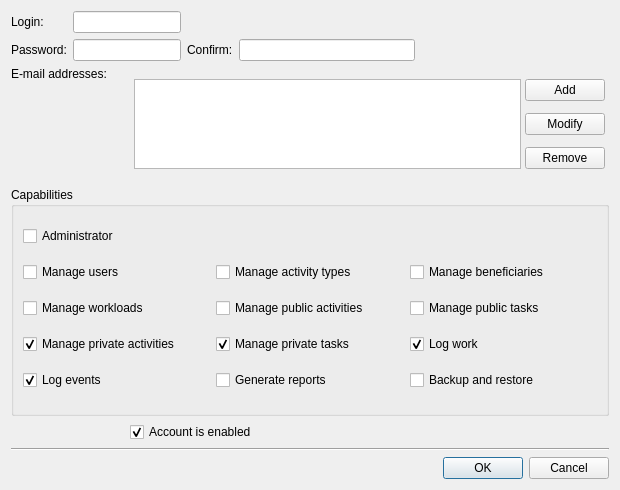
This is Srt.QT/tt3-gui/CreateAccountDialog.ui in akapustiatyahoocouk/TimeTracker3 as Qt 5 draws it before an edit. The edited form follows.
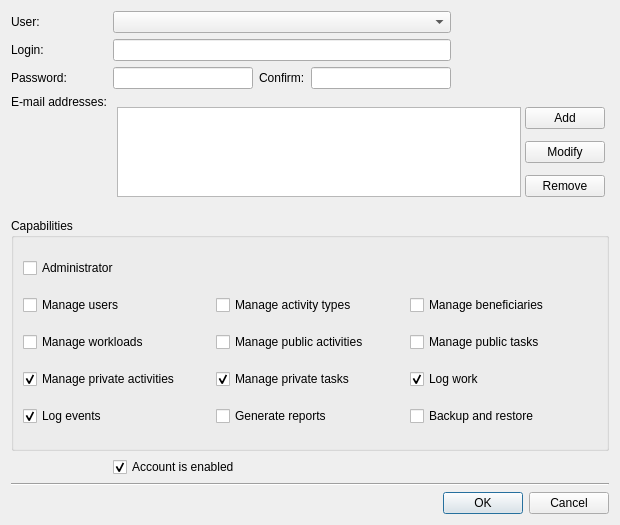
This is the edited form. Icons and pictures are not drawn.

```diff
--- a/Srt.QT/tt3-gui/CreateAccountDialog.ui
+++ b/Srt.QT/tt3-gui/CreateAccountDialog.ui
@@ -7,7 +7,7 @@
     <x>0</x>
     <y>0</y>
     <width>620</width>
-    <height>490</height>
+    <height>525</height>
    </rect>
   </property>
   <property name="windowTitle">
@@ -18,7 +18,14 @@
     <normaloff>:/tt3-gui/Resources/Images/Actions/CreateAccountLarge.png</normaloff>:/tt3-gui/Resources/Images/Actions/CreateAccountLarge.png</iconset>
   </property>
   <layout class="QGridLayout" name="gridLayout_3">
-   <item row="2" column="2" colspan="6">
+   <item row="1" column="0">
+    <widget class="QLabel" name="loginLabel">
+     <property name="text">
+      <string>Login:</string>
+     </property>
+    </widget>
+   </item>
+   <item row="3" column="2" colspan="6">
     <widget class="QWidget" name="emailAddressesWidget" native="true">
      <layout class="QGridLayout" name="gridLayout">
       <property name="leftMargin">
@@ -75,7 +82,17 @@
      </layout>
     </widget>
    </item>
-   <item row="1" column="5">
+   <item row="3" column="0" colspan="2">
+    <widget class="QLabel" name="emailAddressesLabel">
+     <property name="text">
+      <string>E-mail addresses:</string>
+     </property>
+     <property name="alignment">
+      <set>Qt::AlignmentFlag::AlignLeading|Qt::AlignmentFlag::AlignLeft|Qt::AlignmentFlag::AlignTop</set>
+     </property>
+    </widget>
+   </item>
+   <item row="2" column="5">
     <spacer name="horizontalSpacer">
      <property name="orientation">
       <enum>Qt::Orientation::Horizontal</enum>
@@ -88,22 +105,15 @@
      </property>
     </spacer>
    </item>
-   <item row="9" column="0" colspan="8">
-    <widget class="Line" name="line">
-     <property name="orientation">
-      <enum>Qt::Orientation::Horizontal</enum>
-     </property>
-    </widget>
-   </item>
-   <item row="1" column="0">
+   <item row="2" column="0">
     <widget class="QLabel" name="passwordLabel">
      <property name="text">
       <string>Password:</string>
      </property>
     </widget>
    </item>
-   <item row="1" column="1" colspan="2">
-    <widget class="QLineEdit" name="passwordLineEdit">
+   <item row="2" column="4">
+    <widget class="QLineEdit" name="confirmPasswordLineEdit">
      <property name="echoMode">
       <enum>QLineEdit::EchoMode::Password</enum>
      </property>
@@ -112,7 +122,17 @@
      </property>
     </widget>
    </item>
-   <item row="3" column="0" rowspan="2" colspan="8">
+   <item row="6" column="2" colspan="5">
+    <widget class="QCheckBox" name="enabledCheckBox">
+     <property name="text">
+      <string>Account is enabled</string>
+     </property>
+     <property name="checked">
+      <bool>true</bool>
+     </property>
+    </widget>
+   </item>
+   <item row="4" column="0" rowspan="2" colspan="8">
     <widget class="QGroupBox" name="capabilitiesGroupBox">
      <property name="title">
       <string>Capabilities</string>
@@ -224,38 +244,14 @@
      </layout>
     </widget>
    </item>
-   <item row="1" column="3">
+   <item row="2" column="3">
     <widget class="QLabel" name="confirmPasswordLabel">
      <property name="text">
       <string>Confirm:</string>
      </property>
     </widget>
    </item>
-   <item row="2" column="0" colspan="2">
-    <widget class="QLabel" name="emailAddressesLabel">
-     <property name="text">
-      <string>E-mail addresses:</string>
-     </property>
-     <property name="alignment">
-      <set>Qt::AlignmentFlag::AlignLeading|Qt::AlignmentFlag::AlignLeft|Qt::AlignmentFlag::AlignTop</set>
-     </property>
-    </widget>
-   </item>
-   <item row="0" column="1" colspan="2">
-    <widget class="QLineEdit" name="loginLineEdit">
-     <property name="readOnly">
-      <bool>false</bool>
-     </property>
-    </widget>
-   </item>
-   <item row="0" column="0">
-    <widget class="QLabel" name="loginLabel">
-     <property name="text">
-      <string>Login:</string>
-     </property>
-    </widget>
-   </item>
-   <item row="10" column="0" colspan="8">
+   <item row="11" column="0" colspan="8">
     <widget class="QDialogButtonBox" name="buttonBox">
      <property name="orientation">
       <enum>Qt::Orientation::Horizontal</enum>
@@ -265,18 +261,22 @@
      </property>
     </widget>
    </item>
-   <item row="5" column="2" colspan="5">
-    <widget class="QCheckBox" name="enabledCheckBox">
+   <item row="10" column="0" colspan="8">
+    <widget class="Line" name="line">
+     <property name="orientation">
+      <enum>Qt::Orientation::Horizontal</enum>
+     </property>
+    </widget>
+   </item>
+   <item row="0" column="0">
+    <widget class="QLabel" name="userLabel">
      <property name="text">
-      <string>Account is enabled</string>
-     </property>
-     <property name="checked">
-      <bool>true</bool>
+      <string>User:</string>
      </property>
     </widget>
    </item>
-   <item row="1" column="4">
-    <widget class="QLineEdit" name="confirmPasswordLineEdit">
+   <item row="2" column="2">
+    <widget class="QLineEdit" name="passwordLineEdit">
      <property name="echoMode">
       <enum>QLineEdit::EchoMode::Password</enum>
      </property>
@@ -285,6 +285,16 @@
      </property>
     </widget>
    </item>
+   <item row="0" column="2" colspan="3">
+    <widget class="QComboBox" name="userComboBox"/>
+   </item>
+   <item row="1" column="2" colspan="3">
+    <widget class="QLineEdit" name="loginLineEdit">
+     <property name="readOnly">
+      <bool>false</bool>
+     </property>
+    </widget>
+   </item>
   </layout>
  </widget>
  <tabstops>
```
Left out of the diff: 1 changed line with no effect on the pictures.
